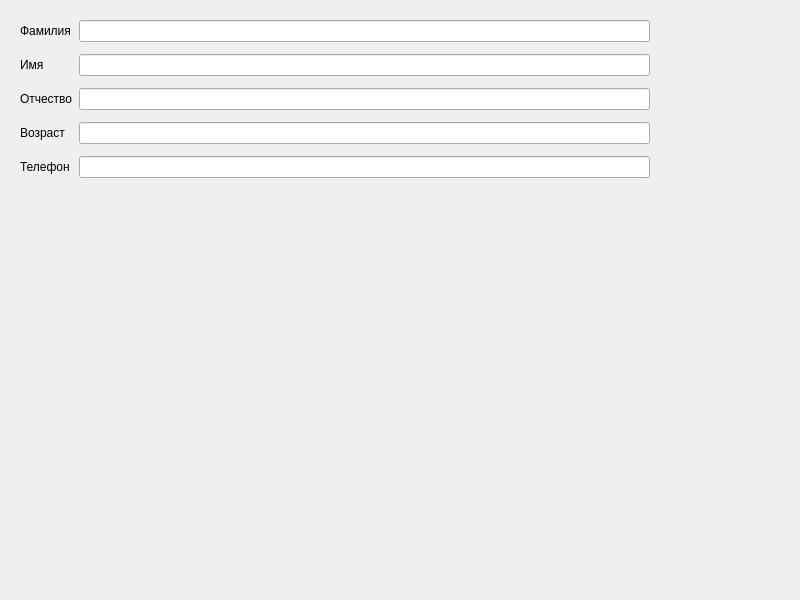
This is PeopleBaza/dialogpersonedit.ui in piza0-0/BankRegister as Qt 5 draws it before an edit. The edited form follows.
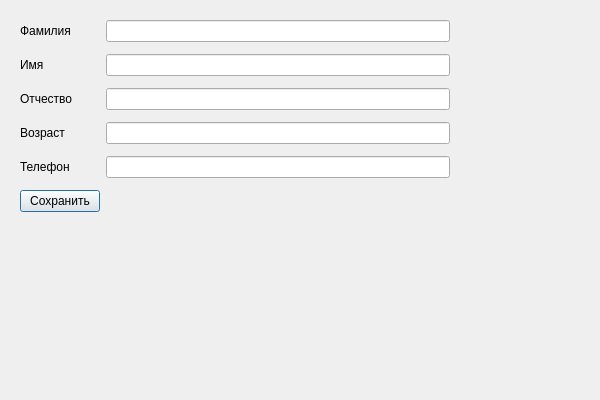
This is the edited form.

Patch:
```diff
--- a/PeopleBaza/dialogpersonedit.ui
+++ b/PeopleBaza/dialogpersonedit.ui
@@ -6,8 +6,8 @@
    <rect>
     <x>0</x>
     <y>0</y>
-    <width>800</width>
-    <height>600</height>
+    <width>600</width>
+    <height>400</height>
    </rect>
   </property>
   <property name="windowTitle">
@@ -28,6 +28,9 @@
      <property name="verticalSpacing">
       <number>12</number>
      </property>
+     <property name="bottomMargin">
+      <number>0</number>
+     </property>
      <item row="0" column="0">
       <widget class="QLabel" name="l_dsurname">
        <property name="text">
@@ -78,6 +81,13 @@
      <item row="4" column="1">
       <widget class="QLineEdit" name="le_dphone"/>
      </item>
+     <item row="5" column="0">
+      <widget class="QPushButton" name="pb_dsave">
+       <property name="text">
+        <string>Сохранить</string>
+       </property>
+      </widget>
+     </item>
     </layout>
    </item>
   </layout>
```
